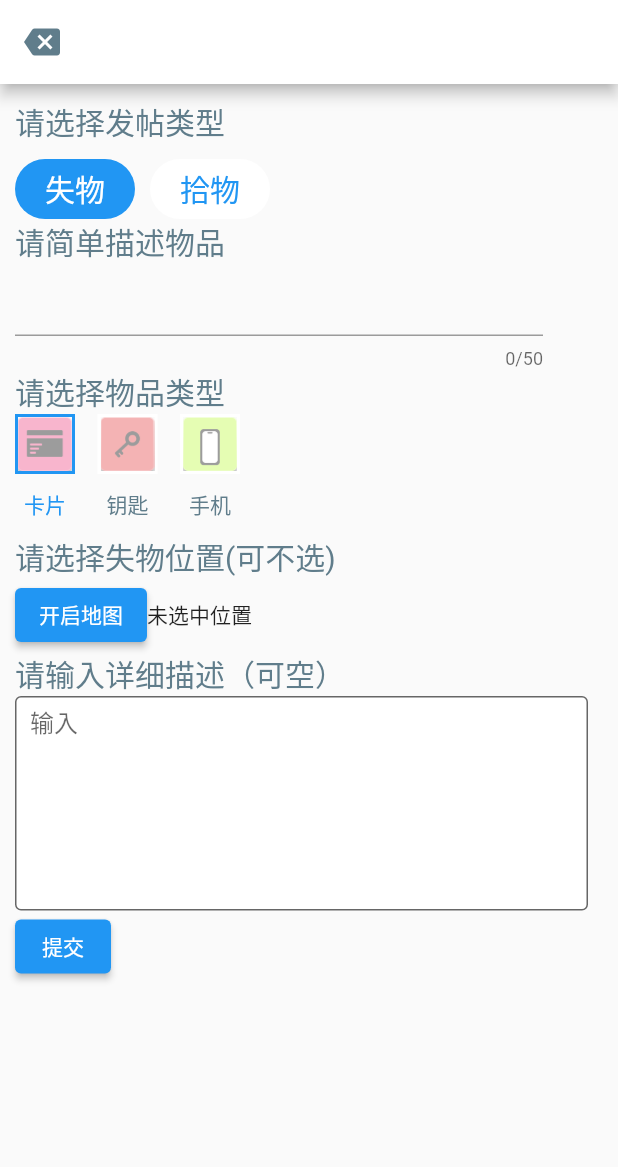
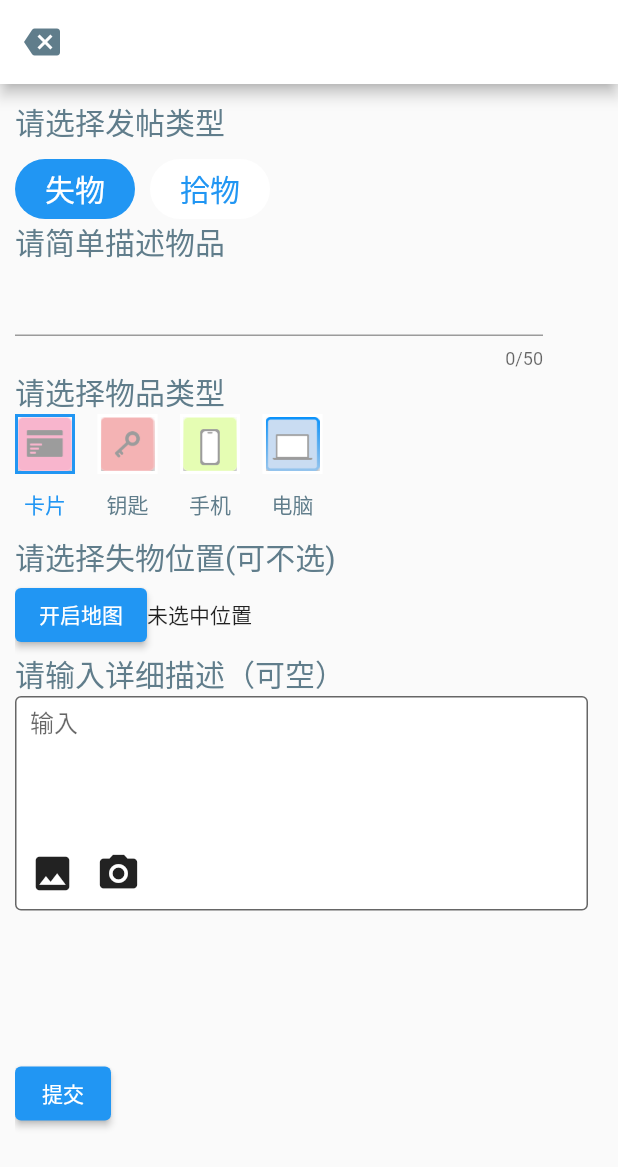
Before and after one commit to cybersupersoap/LostAndFound_twtfly, a Flutter app: the CreatePostPage screen opened by its route, on a phone screen of 412 x 824 dp. Shown: the top 1167 px of the screen. Run offline on Flutter 3.47's test engine with Material 2 defaults, Android fonts, the phone set to English and light mode, and no system bars; our stand-ins replace dio, fluro, permission_handler; missing offline and left inert: amap_flutter_base, amap_flutter_location, amap_flutter_map, amap_search_fluttify, core_location_fluttify, wechat_assets_picker and 1 more; network calls fail.

Commit message:
添加提交图片功能

```diff
--- a/lib/Config.dart
+++ b/lib/Config.dart
@@ -16,8 +16,6 @@ class Config{
   static var res;
   ///当前位置的地图标记
   static Map<String, Marker> nowLocationMarker={};
-  ///其他地图标记，暂时没用，未来会用上，用于显示失物位置
-  static var markers;
   ///是否获取定位权限
   static ValueNotifier<bool> hasLocationPermission=ValueNotifier(false);
   ///当前选择物品种类
@@ -49,7 +47,7 @@ class Config{
       //iosKey: '您申请的iOS端key'
   );//放置key
 
-  //北洋园的位置和卫津路的位置
+  ///北洋园的位置和卫津路的位置
   static const LatLng beiyangyuanLatLng=LatLng(38.997899,117.314542);
   static const LatLng weijinluLatLng=LatLng(39.11019,117.170393);
 
--- a/lib/CreatePostPage.dart
+++ b/lib/CreatePostPage.dart
@@ -1,4 +1,6 @@
 import 'package:flutter/material.dart';
+import 'package:wechat_assets_picker/wechat_assets_picker.dart';
+import 'package:wechat_camera_picker/wechat_camera_picker.dart';
 
 import 'RouterManager.dart';
 import 'NewWidgets/NewTextField.dart';
@@ -24,6 +26,8 @@ class _CreatePostPageState extends State<CreatePostPage> {
   var postDescription='';
   var chosenOne='卡片';
   var postContentRecorder= InputRecorder();
+  List<AssetEntity> photos=[];
+
 
   @override
   Widget build(BuildContext context) {
@@ -50,6 +54,9 @@ class _CreatePostPageState extends State<CreatePostPage> {
 
       body: Container(
         padding: EdgeInsetsDirectional.only(start: 10),
+        child: SingleChildScrollView(
+          child: Container(
+            height: MediaQuery.of(context).size.height,
             child: Column(
               crossAxisAlignment: CrossAxisAlignment.start,
               children: <Widget>[
@@ -189,7 +196,21 @@ class _CreatePostPageState extends State<CreatePostPage> {
                           chosenOne='手机';
                         });
                       },
+                    ),
+                    Padding(padding: EdgeInsetsDirectional.only(end: 15)),
+                    GestureDetector(
+                      child: ItemKind(
+                        imagePath: 'assets/computer.png',
+                        name: '电脑',
+                        isChosen: chosenOne,
+                      ),
+                      onTap: (){
+                        setState(() {
+                          chosenOne='电脑';
+                        });
+                      },
                     )
+
                   ],
                 ),
 
@@ -234,11 +255,76 @@ class _CreatePostPageState extends State<CreatePostPage> {
                         padding: EdgeInsetsDirectional.only(end:20),
                         child: NewTextField(maxLine: 7, minLine: 7, valueRecorder: postContentRecorder)
                     ),
+
+                    ///从相册选择
+                    Positioned(
+                      left: 1,
+                      bottom: 1,
+                      child: IconButton(
+                          iconSize: 30,
+                          onPressed: ()async{
+                            final List<AssetEntity>? result = await AssetPicker.pickAssets(
+                                context,
+                                pickerConfig: AssetPickerConfig(
+                                  maxAssets: 4-photos.length,
+                                )
+                            );
+                            if(result!=null)photos.addAll(result);
+                            setState(() {});
+                          } ,
+                          icon: Icon(Icons.image)
+                      ),
+                    ),
+
+                    ///打开相机拍摄
+                    Positioned(
+                        left: 45,
+                        bottom: 1,
+                        child: IconButton(
+                          iconSize: 30,
+                          onPressed: ()async {
+                            if(photos.length<4){
+                              final AssetEntity? entity = await CameraPicker.pickFromCamera(context);
+                              if(entity!=null)photos.add(entity);
+                              setState(() {});
+                            };
+                          },
+                          icon: Icon(Icons.camera_alt),
+                        )
+                    )
                   ],
                 ),
 
+
+                Container(
+                  height: (MediaQuery.of(context).size.width-20)/4,
+                  child: GridView(
+                      gridDelegate: SliverGridDelegateWithFixedCrossAxisCount(
+                        crossAxisCount: 4,
+                      ),
+                      children: photos.asMap().keys.map((index)=>
+                          Stack(
+                              children: <Widget>[
+                                _photoContainer(
+                                    assets: photos[index],
+                                    index: index
+                                ),
+                                IconButton(
+                                    onPressed:(){
+                                      setState(() {
+                                        photos.removeAt(index);
+                                      });
+                                    },
+                                    icon:Icon(Icons.delete,color: Colors.grey,))
+
+                              ]
+                          )
+                      ).toList(),
+                  ),
+                ),
                 ///提交按钮
-            ElevatedButton(
+                Container(
+                  child: ElevatedButton(
                       onPressed: (){
                         Post post=Post.fromTest(
                           itemKind: chosenOne,
@@ -252,8 +338,11 @@ class _CreatePostPageState extends State<CreatePostPage> {
                         TestFile.add(post);
                         RouterManager.router.pop(context);
                       },
-                child: Text('提交'))
+                      child: Text('提交')),
+                )
               ],
+            ),
+          ),
         ),
       )
     );
@@ -302,3 +391,27 @@ class _ItemKindState extends State<ItemKind> {
     );
   }
 }
+
+class _photoContainer extends StatelessWidget {
+  final int index;
+  final AssetEntity assets;
+  _photoContainer({Key? key,required this.assets,required this.index}):super(key:key);
+  @override
+  Widget build(BuildContext context) {
+    var width=MediaQuery.of(context).size.width;
+    // TODO: implement build
+    return Container(
+      padding: EdgeInsets.all(2.5),
+      child: Stack(
+        children: <Widget>[
+          Image(
+            width: (width-35)/4,
+            height: (width-35)/4,
+            fit: BoxFit.cover,
+            image: AssetEntityImageProvider(assets),
+          ),
+        ]
+      ),
+    );
+  }
+}
--- a/lib/LostandFoundMenu.dart
+++ b/lib/LostandFoundMenu.dart
@@ -1,5 +1,6 @@
 import 'package:flutter/material.dart';
 import 'package:lost_and_found/NewWidgets/PostContainer.dart';
+import 'package:wechat_assets_picker/wechat_assets_picker.dart';
 import 'NewWidgets/DropDownMenu.dart';
 import 'RouterManager.dart';
 
--- a/lib/Models/MapMarker.dart
+++ b/lib/Models/MapMarker.dart
@@ -29,7 +29,7 @@ class MapMarkers{
           onTap: (_){
             BuildContext? context=navigatorKey.currentState?.overlay?.context;
             RouterManager.router.navigateTo(context!, '/post?postid=${amarker.postID}');
-          }
+          },
       );
       res.add(marker);
     }
--- a/lib/MyHomePage.dart
+++ b/lib/MyHomePage.dart
@@ -21,7 +21,7 @@ class _MyHomePageState extends State<MyHomePage>
     )
   ];
 
-  //底部导航栏
+  ///底部导航栏
   final List<BottomNavigationBarItem> _bottomTabs = <BottomNavigationBarItem>[
     BottomNavigationBarItem(
       icon: Icon(Icons.cloud),
--- a/lib/TestFile.dart
+++ b/lib/TestFile.dart
@@ -7,13 +7,13 @@ import 'package:lost_and_found/Models/MapMarker.dart';
 
 class TestFile{
   static List<PostContainer> postlist=[];
-  static List<Marker> markerlist=[];
+  //static List<Marker> markerlist=[];
 
   ///临时数据添加，后端怎么还没搞好服务器
   static void add(Post post) async {
     post.postID=postlist.length;
     postlist.add(PostContainer(post: post));
-    if(post.latitude!=null){
+    if(post.latitude!=null&&post.LFtype=='拾物'){
       MapMarkers.add(post.latitude!, post.longtitude!, post.itemKind! ,post.postID.toString()!);
     }
   }
--- a/pubspec.yaml
+++ b/pubspec.yaml
@@ -57,6 +57,9 @@ dev_dependencies:
   foundation_flutter: ^0.2.0
   amap_core_fluttify: ^0.17.0
   dio: ^4.0.6
+  wechat_assets_picker: ^8.3.2
+  wechat_camera_picker: ^3.7.0
+
 # For information on the generic Dart part of this file, see the
 # following page: https://dart.dev/tools/pub/pubspec
 
```
Also changed, not shown: lib/MapPage.dart (+9 -10 lines), lib/RouterManager.dart (+8 -0 lines), pubspec.lock, 2 other files. Lines whose indentation alone changed are shown as unchanged.
